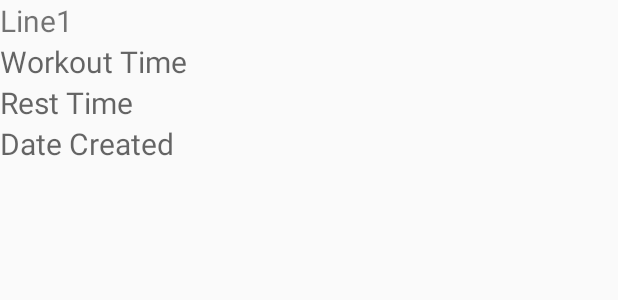
After one commit to mglaser001/WorkoutIntervalTimer, an Android app: the layout layout_loadworkout_dialog.xml on its own in the app's theme, with its tools: preview values and no code run, on a phone screen of 412 x 824 dp. The commit adds this screen. Shown: the top 300 px of the screen. Run offline under Robolectric (Android 15) with nearby library versions, the phone set to English and light mode, and no system bars.

```diff
--- a/app/src/main/java/com/mg/workoutintervalapp/SimpleTimerMenuActivity.java
+++ b/app/src/main/java/com/mg/workoutintervalapp/SimpleTimerMenuActivity.java
@@ -111,7 +111,7 @@ public class SimpleTimerMenuActivity extends AppCompatActivity implements SaveSi
         String restTimeMinutesString = restTimeMinutes.getText().toString();
         String restTimeSecondsString = restTimeSeconds.getText().toString();
         String dbRestTime = restTimeMinutesString + ":" + restTimeSecondsString;
-        //put data into databserestTimeToDecrement
+
         //workout name, workout time, rest time, intervals
         boolean insertData = mDatabaseHelper.addData(workoutName,dbWorkoutTime, dbRestTime, intervalInputString);
 
--- /dev/null
+++ b/app/src/main/res/layout/layout_loadworkout_dialog.xml
@@ -0,0 +1,38 @@
+<?xml version="1.0" encoding="utf-8"?>
+<RelativeLayout xmlns:android="http://schemas.android.com/apk/res/android"
+    xmlns:tools="http://schemas.android.com/tools"
+    android:layout_width="match_parent"
+    android:layout_height="match_parent">
+
+    <TextView
+        android:hint="Workout Name"
+        android:id="@+id/load_dialog_nametv"
+        android:layout_width="match_parent"
+        android:layout_height="wrap_content"
+        android:text = "Line1"
+        android:textSize="20dp"/>
+
+    <TextView
+        android:id="@+id/load_dialog_workouttimetv"
+        android:layout_width="match_parent"
+        android:layout_height="wrap_content"
+        android:layout_below="@id/load_dialog_nametv"
+        android:hint="Workout Time"
+        android:textSize="20dp" />
+
+    <TextView
+        android:id="@+id/load_dialog_workoutresttv"
+        android:layout_width="match_parent"
+        android:layout_height="wrap_content"
+        android:layout_below="@id/load_dialog_workouttimetv"
+        android:hint="Rest Time"
+        android:textSize="20dp" />
+
+    <TextView
+        android:id="@+id/load_dialog_workoutdatetv"
+        android:layout_width="match_parent"
+        android:layout_height="wrap_content"
+        android:layout_below="@id/load_dialog_workoutresttv"
+        android:hint="Date Created"
+        android:textSize="20dp" />
+</RelativeLayout>
```
Also changed, not shown: app/src/main/java/com/mg/Dialog/LoadWorkoutDialog.java (added, +70 -0 lines), app/src/main/java/com/mg/database/DatabaseItemAdapter.java (+12 -12 lines), app/src/main/java/com/mg/workoutintervalapp/LoadTimerActivity.java (+18 -5 lines).
